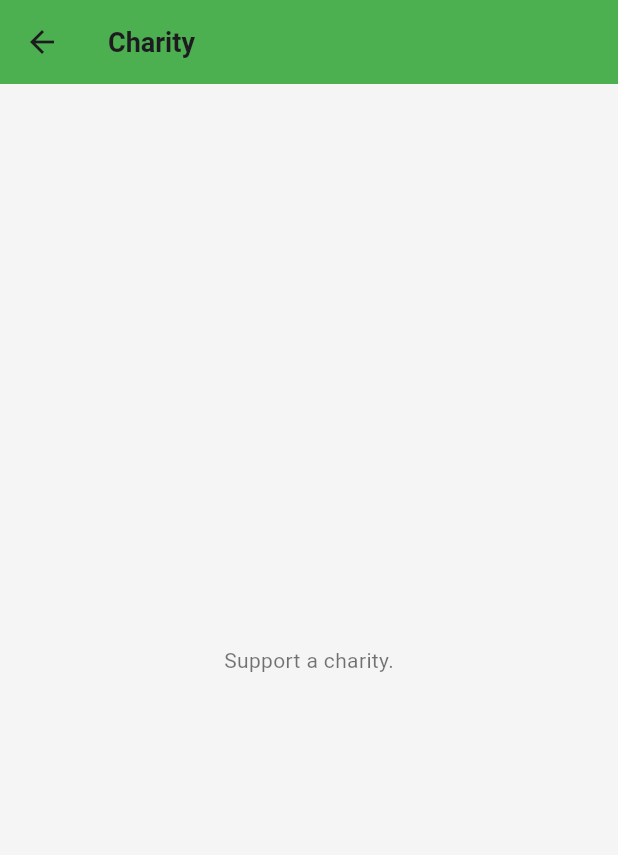
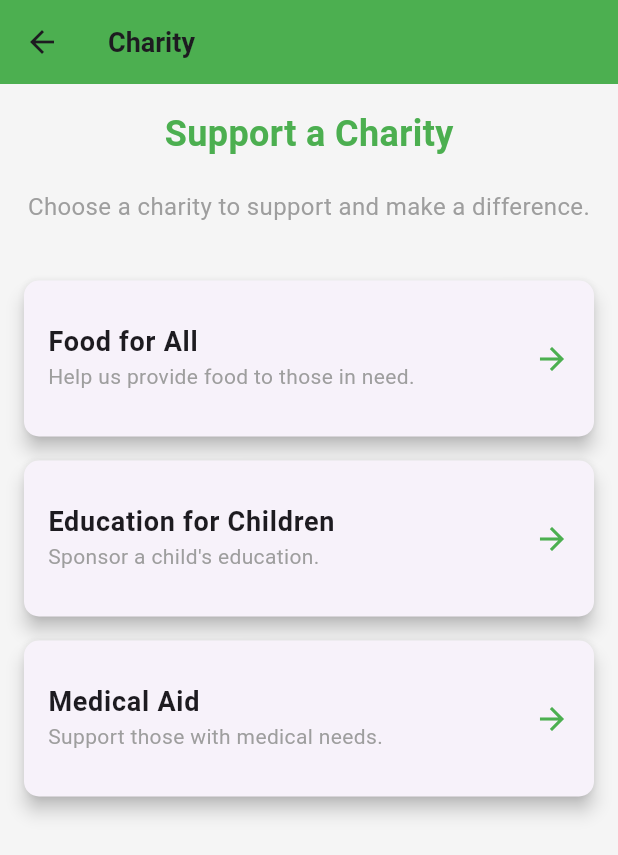
Before and after one commit to tanaya2005/Ves-Hack-It, a Flutter app: the Dashboard screen opened by its route, after a tap on "Charity", on a phone screen of 412 x 824 dp. Shown: the top 855 px of the screen. Run offline on Flutter 3.47's test engine with Material 3 defaults, Android fonts, the phone set to English and light mode, and no system bars; our stand-ins replace geolocator, google_sign_in, image_picker; missing offline and left inert: flutter_facebook_auth; network calls fail; Roboto replaces fonts that are missing (Poppins).

Commit message:
Live Requests screen added, charity added

```diff
--- a/kindmeals/lib/screens/charity_screen.dart
+++ b/kindmeals/lib/screens/charity_screen.dart
@@ -1,14 +1,92 @@
-// TODO Implement this library.
 import 'package:flutter/material.dart';
 
 class CharityScreen extends StatelessWidget {
-  const CharityScreen({super.key});
+  CharityScreen({super.key});
+
+  // Sample list of charities, you can replace this with dynamic data from your backend.
+  final List<Map<String, String>> charities = [
+    {'name': 'Food for All', 'description': 'Help us provide food to those in need.'},
+    {'name': 'Education for Children', 'description': 'Sponsor a child\'s education.'},
+    {'name': 'Medical Aid', 'description': 'Support those with medical needs.'},
+  ];
 
   @override
   Widget build(BuildContext context) {
     return Scaffold(
-      appBar: AppBar(title: const Text('Charity'), backgroundColor: Colors.green),
-      body: const Center(child: Text('Support a charity.')),
+      appBar: AppBar(
+        title: const Text('Charity'),
+        backgroundColor: Colors.green,
+      ),
+      body: Padding(
+        padding: const EdgeInsets.all(16.0),
+        child: Column(
+          children: <Widget>[
+            const Text(
+              'Support a Charity',
+              style: TextStyle(fontSize: 24, fontWeight: FontWeight.bold, color: Colors.green),
+            ),
+            const SizedBox(height: 20),
+            const Text(
+              'Choose a charity to support and make a difference.',
+              textAlign: TextAlign.center,
+              style: TextStyle(fontSize: 16, color: Colors.grey),
+            ),
+            const SizedBox(height: 30),
+            Expanded(
+              child: ListView.builder(
+                itemCount: charities.length,
+                itemBuilder: (context, index) {
+                  return CharityCard(
+                    name: charities[index]['name']!,
+                    description: charities[index]['description']!,
+                    onTap: () {
+                      // You can navigate to a detailed charity page or donation page here
+                      ScaffoldMessenger.of(context).showSnackBar(
+                        SnackBar(content: Text('Supporting: ${charities[index]['name']}')),
+                      );
+                    },
+                  );
+                },
+              ),
+            ),
+          ],
+        ),
+      ),
     );
   }
 }
+
+class CharityCard extends StatelessWidget {
+  final String name;
+  final String description;
+  final VoidCallback onTap;
+
+  const CharityCard({
+    super.key,
+    required this.name,
+    required this.description,
+    required this.onTap,
+  });
+
+  @override
+  Widget build(BuildContext context) {
+    return Card(
+      margin: const EdgeInsets.symmetric(vertical: 8.0),
+      elevation: 5,
+      shape: RoundedRectangleBorder(borderRadius: BorderRadius.circular(10)),
+      child: ListTile(
+        contentPadding: const EdgeInsets.all(16.0),
+        title: Text(
+          name,
+          style: const TextStyle(fontSize: 18, fontWeight: FontWeight.bold),
+        ),
+        subtitle: Text(
+          description,
+          style: const TextStyle(color: Colors.grey),
+        ),
+        trailing: Icon(Icons.arrow_forward, color: Colors.green),
+        onTap: onTap,
+      ),
+    );
+  }
+}
--- a/kindmeals/lib/screens/dashboard.dart
+++ b/kindmeals/lib/screens/dashboard.dart
@@ -32,7 +32,7 @@ class Dashboard extends StatelessWidget {
               Navigator.push(context, MaterialPageRoute(builder: (_) => LiveDonationRequestsScreen()));
             }),
             _buildDashboardCard(Icons.monetization_on, 'Charity', () {
-              Navigator.push(context, MaterialPageRoute(builder: (_) => const CharityScreen()));
+              Navigator.push(context, MaterialPageRoute(builder: (_) => CharityScreen()));
             }),
             _buildDashboardCard(Icons.location_on, 'Nearby NGOs', () {
               Navigator.push(context, MaterialPageRoute(builder: (_) => const NearbyNGOsScreen()));
```
Also changed, not shown: kindmeals/lib/screens/item_detail_screen.dart (+9 -28 lines), kindmeals/lib/screens/live_requests_screen.dart (+35 -18 lines).
